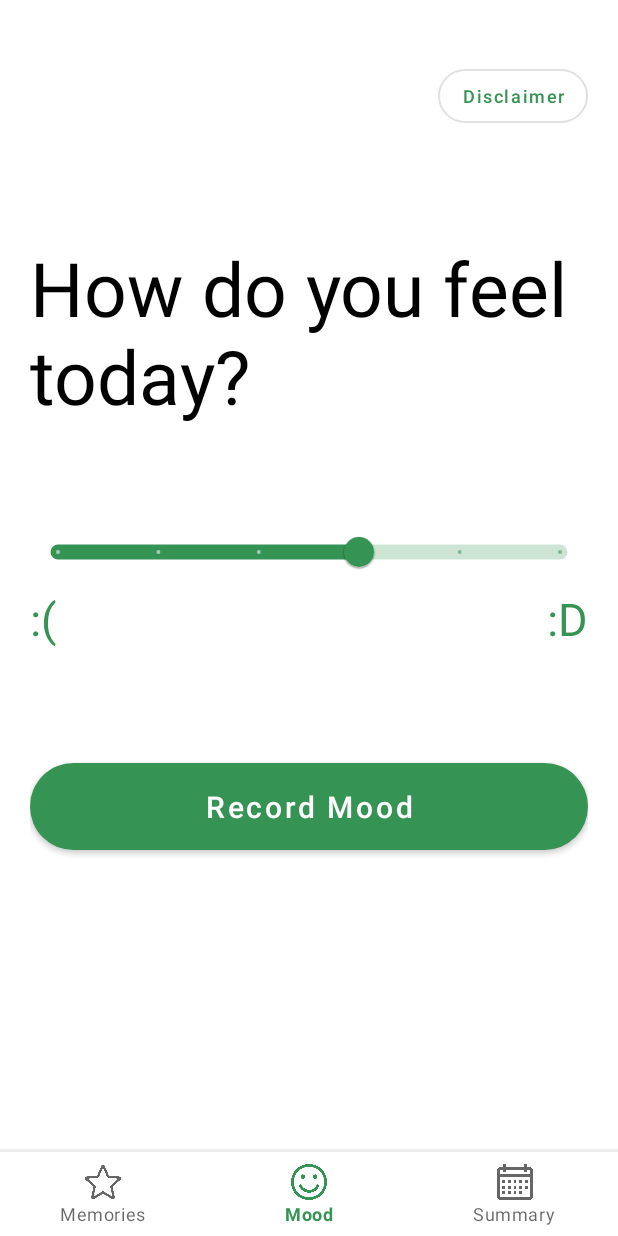
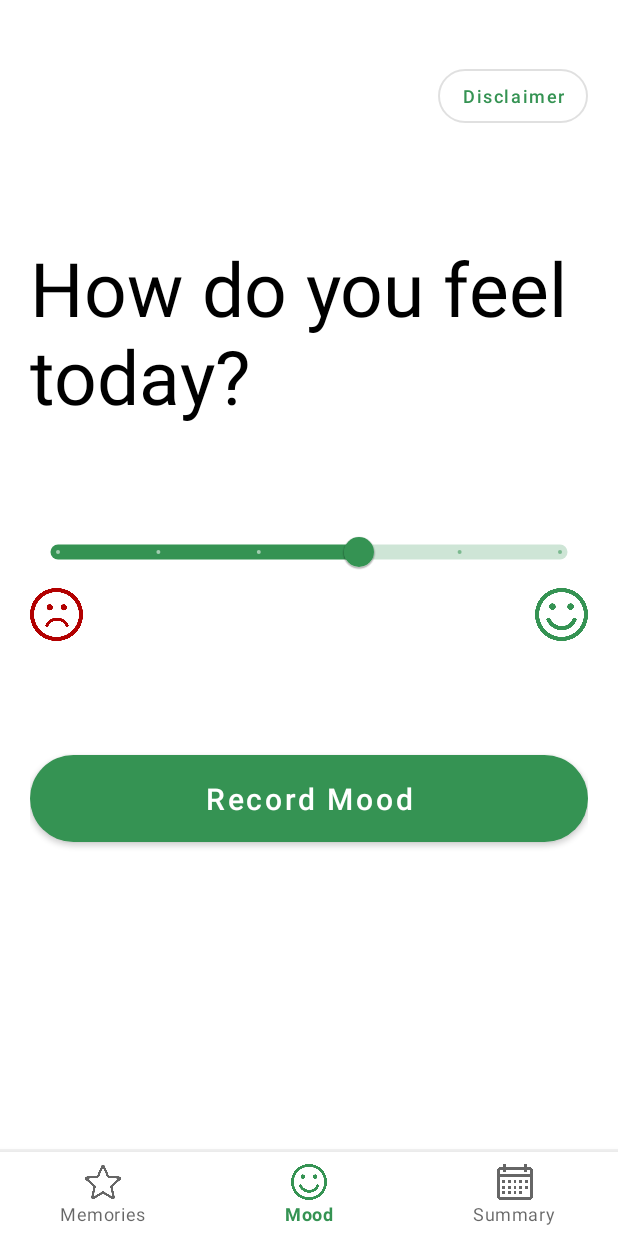
Before and after one commit to Keyboard-Spartans/i-mood-meter, an Android app: the screen it shows after launch (MainActivity), on a phone screen of 412 x 824 dp. Run offline under Robolectric (Android 15) with nearby library versions, the phone set to English and light mode, and no system bars.

Commit message:
added icons as slider indicator

```diff
--- a/app/src/main/res/layout/record_mood_main.xml
+++ b/app/src/main/res/layout/record_mood_main.xml
@@ -68,24 +68,22 @@
             android:layout_height="wrap_content"
             android:orientation="horizontal">
 
-            <TextView
-                android:layout_width="wrap_content"
-                android:layout_height="wrap_content"
-                android:text=":("
-                android:textColor="?attr/colorPrimary"
-                android:textSize="30dp"/>
+            <ImageView
+                android:layout_width="35dp"
+                android:layout_height="35dp"
+                android:src="@drawable/sad_emote"
+                app:tint="@color/angry_red"/>
 
             <View
                 android:layout_width="0dp"
                 android:layout_height="0dp"
                 android:layout_weight="1" />
 
-            <TextView
-                android:layout_width="wrap_content"
-                android:layout_height="wrap_content"
-                android:text=":D"
-                android:textColor="?attr/colorPrimary"
-                android:textSize="30dp"/>
+            <ImageView
+                android:layout_width="35dp"
+                android:layout_height="35dp"
+                android:src="@drawable/record_page_icon"
+                app:tint="?attr/colorPrimary"/>
 
         </LinearLayout>
 
--- a/app/src/main/res/values/colors.xml
+++ b/app/src/main/res/values/colors.xml
@@ -9,7 +9,8 @@
     <color name="white">#FFFFFFFF</color>
 
     <color name="theme_green">#359353</color>
-    <color name="secondary_theme_green">#b3e4c3</color>
+    <color name="secondary_theme_green">#B3E4C3</color>
     <color name="light_grey">#F2F2F2</color>
+    <color name="angry_red">#B20000</color>
 
 </resources>
```
Also changed, not shown: app/src/main/res/drawable-v24/sad_emote.png (added).
